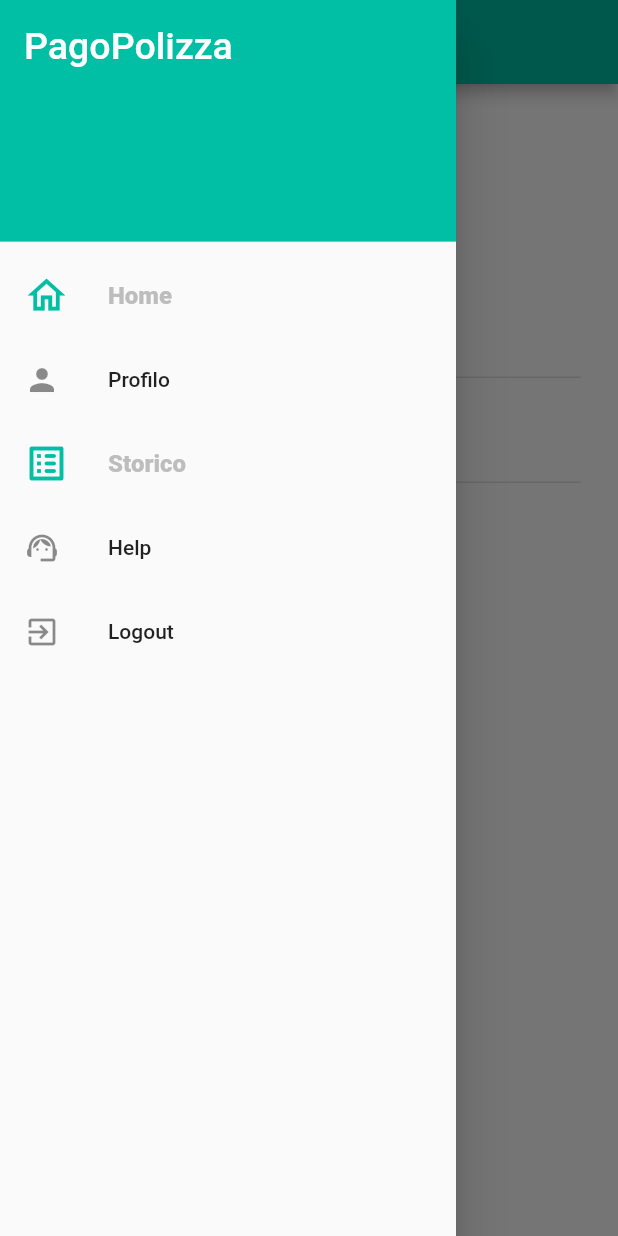
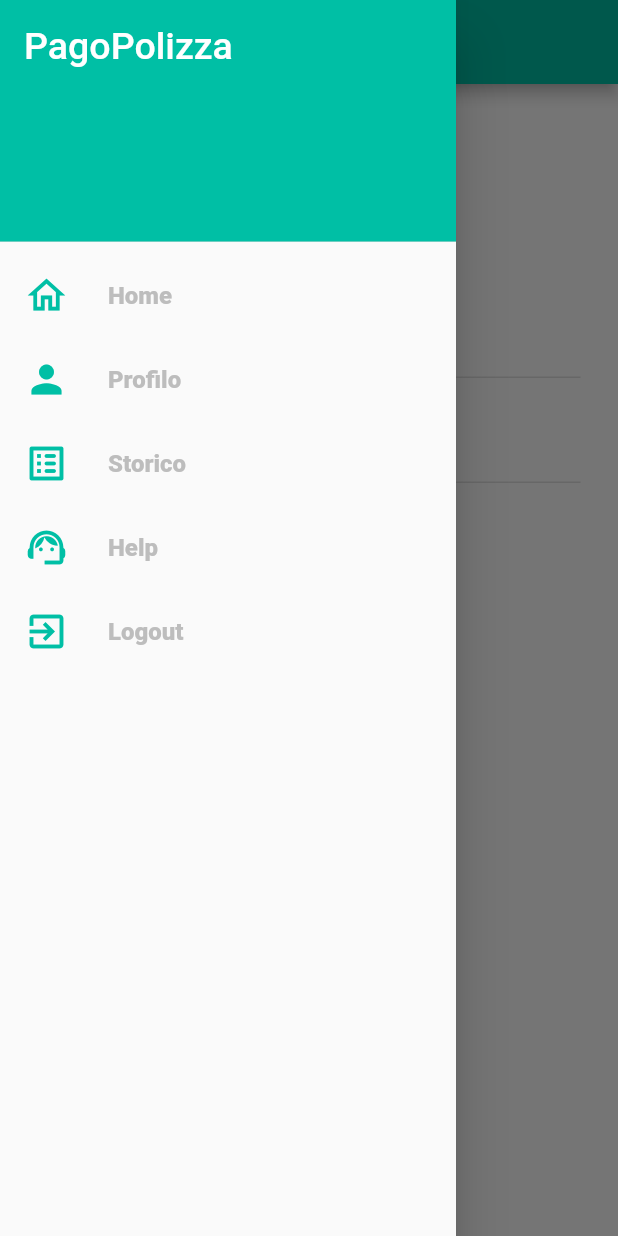
Before and after one commit to germartino/PagoPolizza, a Flutter app: the AgencyList screen opened directly, with the side drawer open, on a phone screen of 412 x 824 dp. Run offline on Flutter 3.47's test engine with Material 2 defaults, Android fonts, the phone set to English and light mode, and no system bars; our stand-ins replace double_back_to_close_app; missing offline and left inert: flutter_barcode_scanner.

Commit message:
fixed navbar

```diff
--- a/pago_polizza/lib/navdrawer.dart
+++ b/pago_polizza/lib/navdrawer.dart
@@ -40,8 +40,16 @@ class NavDrawer extends StatelessWidget {
           ),
           if (MyApp.userType == 'client' || MyApp.userType == 'agency')
             ListTile(
-              leading: Icon(Icons.person),
-              title: Text('Profilo'),
+              leading:
+                  Icon(Icons.person, color: Colors.tealAccent[700], size: 30),
+              title: Text(
+                'Profilo',
+                style: TextStyle(
+                  fontSize: 16,
+                  color: Colors.grey[400],
+                  fontWeight: FontWeight.w800,
+                ),
+              ),
               onTap: () => {
                 Navigator.pushAndRemoveUntil(
                     context,
@@ -51,8 +59,14 @@ class NavDrawer extends StatelessWidget {
             ),
           if (MyApp.userType == 'admin')
             ListTile(
-              leading: Icon(Icons.vpn_key),
-              title: Text('Modifica password'),
+              leading:
+                  Icon(Icons.vpn_key, color: Colors.tealAccent[700], size: 30),
+              title: Text('Modifica password',
+                  style: TextStyle(
+                    fontSize: 16,
+                    color: Colors.grey[400],
+                    fontWeight: FontWeight.w800,
+                  )),
               onTap: () => {
                 Navigator.pushAndRemoveUntil(
                     context,
@@ -86,8 +100,14 @@ class NavDrawer extends StatelessWidget {
           ),
           if (MyApp.userType == 'client' || MyApp.userType == 'agency')
             ListTile(
-              leading: Icon(Icons.support_agent),
-              title: Text('Help'),
+              leading: Icon(Icons.support_agent,
+                  color: Colors.tealAccent[700], size: 30),
+              title: Text('Help',
+                  style: TextStyle(
+                    fontSize: 16,
+                    color: Colors.grey[400],
+                    fontWeight: FontWeight.w800,
+                  )),
               onTap: () => {
                 Navigator.pushAndRemoveUntil(
                     context,
@@ -96,8 +116,14 @@ class NavDrawer extends StatelessWidget {
               },
             ),
           ListTile(
-              leading: Icon(Icons.exit_to_app),
-              title: Text('Logout'),
+              leading: Icon(Icons.exit_to_app,
+                  color: Colors.tealAccent[700], size: 30),
+              title: Text('Logout',
+                  style: TextStyle(
+                    fontSize: 16,
+                    color: Colors.grey[400],
+                    fontWeight: FontWeight.w800,
+                  )),
               onTap: () => Navigator.pushAndRemoveUntil(
                   context,
                   MaterialPageRoute(builder: (context) => MyApp()),
```
